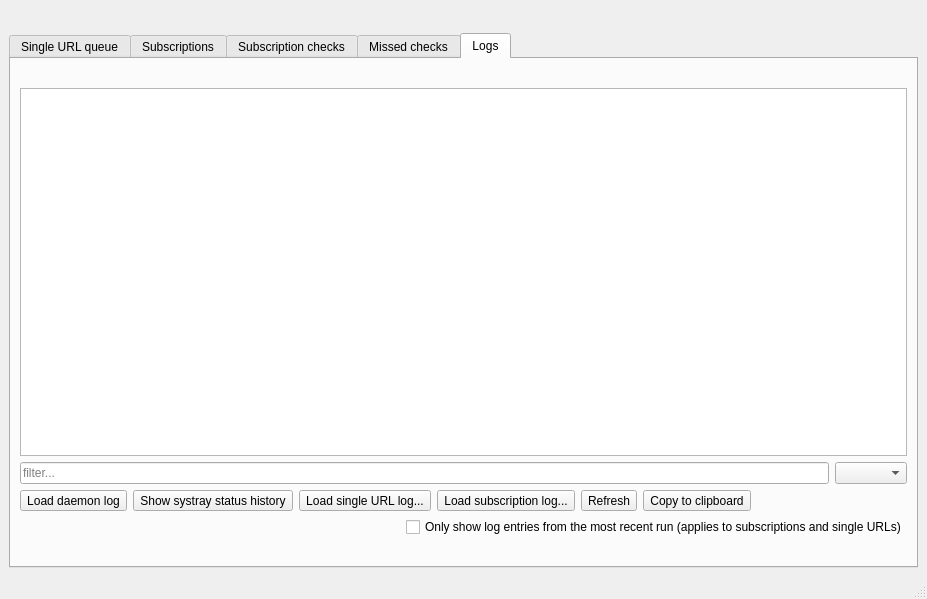
Above: src/hydownloader-systray/mainwindow.ui from thatfuckingbird/hydownloader-systray before the change. Below: the same form after it.
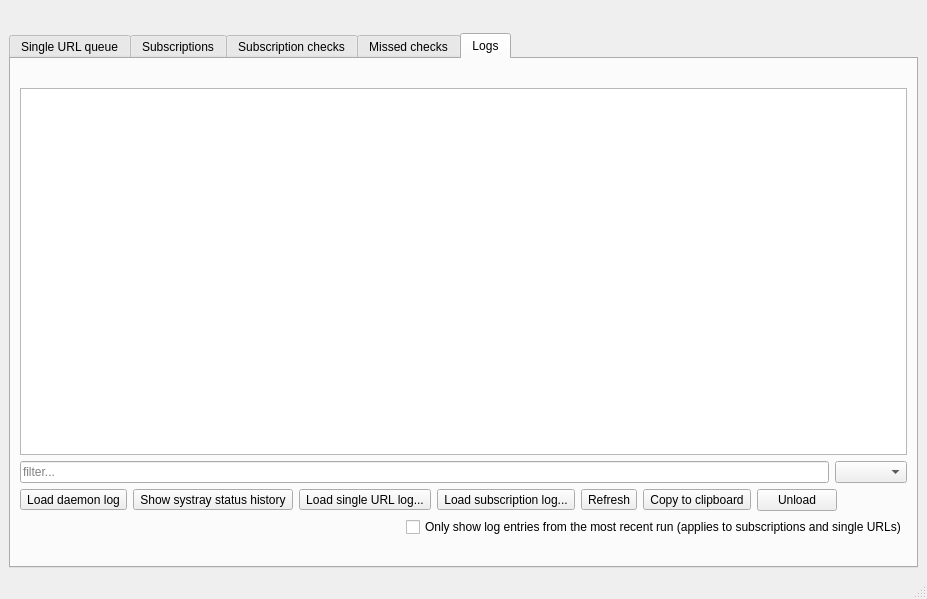
That is the form after the change. The open tabs and pages were chosen to show the change.

Commit message: add unload buttons

What changed in the file:
```diff
--- a/src/hydownloader-systray/mainwindow.ui
+++ b/src/hydownloader-systray/mainwindow.ui
@@ -703,6 +703,13 @@
             </property>
            </widget>
           </item>
+          <item>
+           <widget class="QPushButton" name="unloadLogButton">
+            <property name="text">
+             <string>Unload</string>
+            </property>
+           </widget>
+          </item>
           <item>
            <spacer name="horizontalSpacer_3">
             <property name="orientation">
```
Left out of the diff: 30 changed lines with no effect on the pictures. The commit also changes 2 other files.
